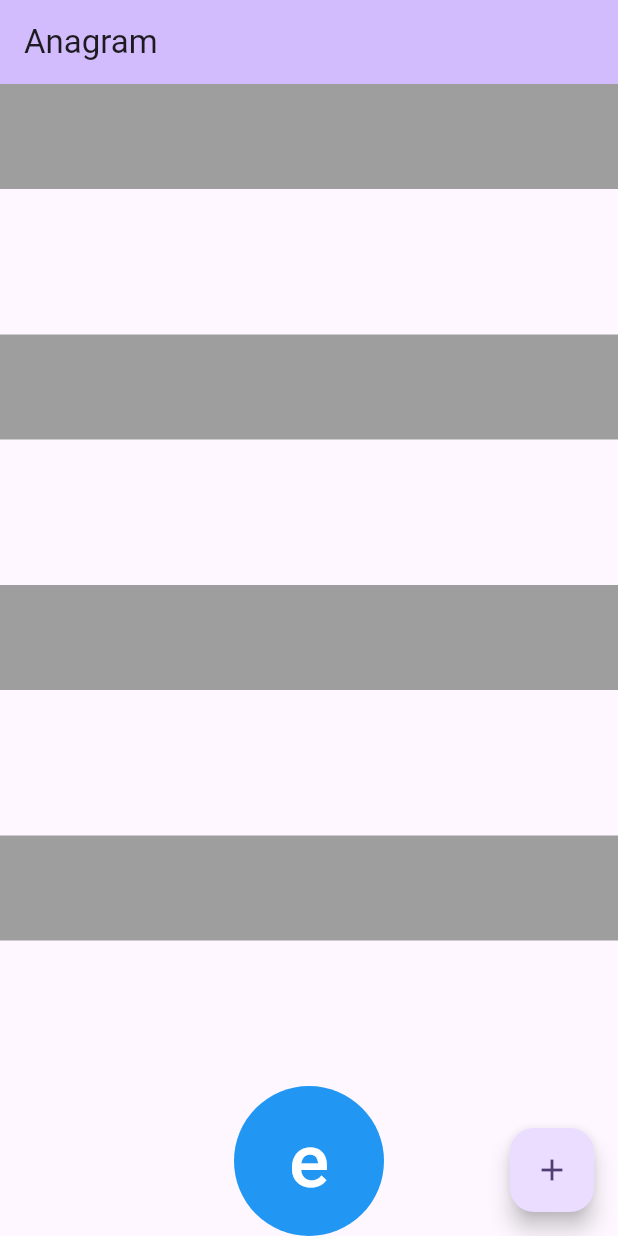
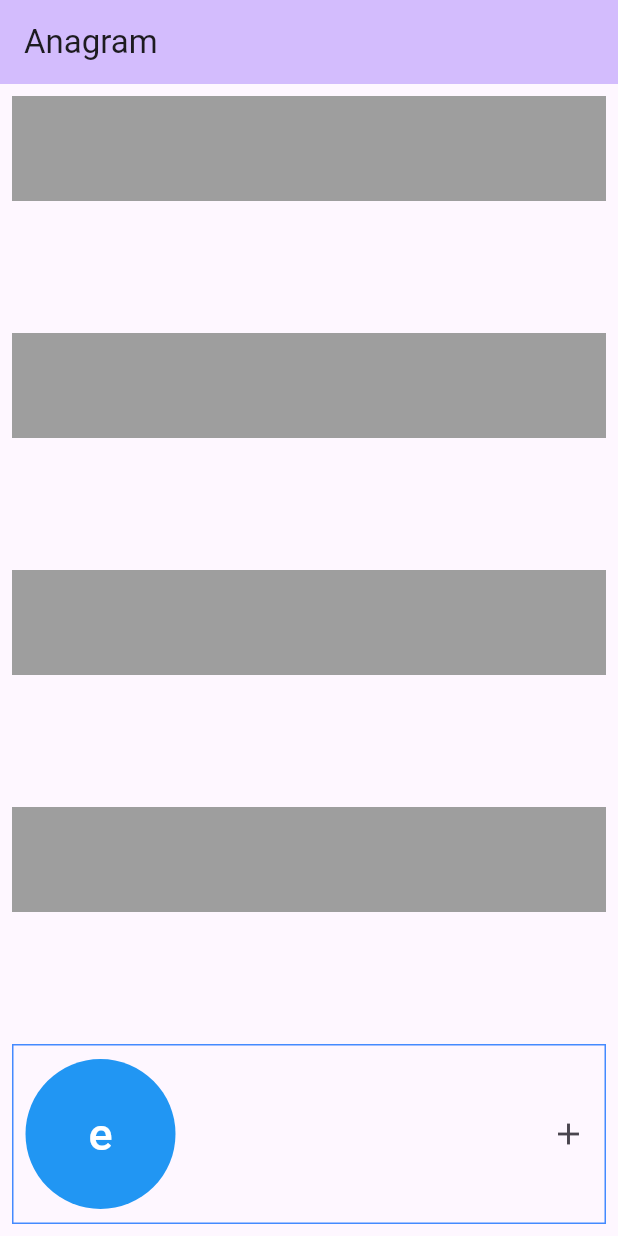
Before and after one commit to gillesbonnetpro/anagram, a Flutter app: the screen it shows after launch, after a tap on the "add" icon, on a phone screen of 412 x 824 dp. Run offline on Flutter 3.47's test engine with Material 3 defaults, Android fonts, the phone set to English and light mode, and no system bars.

Commit message:
picker ext

```diff
--- a/anagram/lib/main.dart
+++ b/anagram/lib/main.dart
@@ -1,5 +1,6 @@
 import 'dart:math';
 
+import 'package:anagram/picker.dart';
 import 'package:anagram/wordLine.dart';
 import 'package:anagram/pastille.dart';
 import 'package:flutter/material.dart';
@@ -35,9 +36,8 @@ class MyHomePage extends StatefulWidget {
 }
 
 class _MyHomePageState extends State<MyHomePage> {
-  List<Pastille> pastList = [];
-  List<Pastille> accepted = [];
-  List<String> letters = ['a', 'b', 'c', 'd', 'e', 'f', 'g', 'h'];
+  /*List<Pastille> accepted = [];*/
+
   @override
   Widget build(BuildContext context) {
     return Scaffold(
@@ -45,54 +45,21 @@ class _MyHomePageState extends State<MyHomePage> {
         backgroundColor: Theme.of(context).colorScheme.inversePrimary,
         title: Text(widget.title),
       ),
-      body: Center(
+      body: const Center(
         child: Column(
           mainAxisAlignment: MainAxisAlignment.spaceBetween,
-          children: [
-            const WordLine(),
-            const WordLine(),
-            const WordLine(),
-            const WordLine(),
-            Row(
-              mainAxisAlignment: MainAxisAlignment.center,
-              children: pastList
-                  .map(
-                    (pastille) => Draggable<Pastille>(
-                      data: pastille,
-                      feedback: pastille,
-                      childWhenDragging: Opacity(
-                        opacity: 0.5,
-                        child: pastille,
-                      ),
-                      child: pastille,
-                      onDragCompleted: () {
-                        setState(() {
-                          pastList.removeWhere((past) => past == pastille);
-                        });
-                      },
-                    ),
-                  )
-                  .toList(),
-            ),
-          ],
+          mainAxisSize: MainAxisSize.max,
+          crossAxisAlignment: CrossAxisAlignment.stretch,
+          children: [WordLine(), WordLine(), WordLine(), WordLine(), Picker()],
         ),
       ),
+      /*
       floatingActionButton: FloatingActionButton(
-        onPressed: () {
-          int rnd = Random().nextInt(letters.length);
-          setState(() {
-            pastList.add(
-              Pastille(
-                lettre: letters[rnd],
-                color: Colors.blue,
-                key: UniqueKey(),
-              ),
-            );
-          });
-        },
+        onPressed: null,
         tooltip: 'Increment',
         child: const Icon(Icons.add),
       ),
+      */
     );
   }
 }
--- a/anagram/lib/pastille.dart
+++ b/anagram/lib/pastille.dart
@@ -11,9 +11,11 @@ class Pastille extends StatelessWidget {
     TextStyle style = const TextStyle(
         color: Colors.white,
         fontWeight: FontWeight.w500,
-        fontSize: 50,
+        fontSize: 30,
         decoration: TextDecoration.none);
-    return Container(
+    return Padding(
+      padding: const EdgeInsets.all(8.0),
+      child: Container(
         width: 100.0,
         height: 100.0,
         decoration: BoxDecoration(
@@ -26,6 +28,7 @@ class Pastille extends StatelessWidget {
             style: style,
           ),
         ),
+      ),
     );
   }
 }
--- /dev/null
+++ b/anagram/lib/picker.dart
@@ -0,0 +1,69 @@
+import 'dart:math';
+
+import 'package:anagram/pastille.dart';
+import 'package:flutter/material.dart';
+
+class Picker extends StatefulWidget {
+  const Picker({super.key});
+
+  @override
+  State<Picker> createState() => _PickerState();
+}
+
+class _PickerState extends State<Picker> {
+  final List<Pastille> pastList = [];
+  List<String> letters = ['a', 'b', 'c', 'd', 'e', 'f', 'g', 'h'];
+
+  @override
+  Widget build(BuildContext context) {
+    return Padding(
+      padding: const EdgeInsets.all(8.0),
+      child: Container(
+        decoration: BoxDecoration(border: Border.all(color: Colors.blueAccent)),
+        height: 120,
+        child: Row(
+          mainAxisAlignment: MainAxisAlignment.spaceBetween,
+          mainAxisSize: MainAxisSize.max,
+          children: [
+            Row(
+              mainAxisSize: MainAxisSize.min,
+              mainAxisAlignment: MainAxisAlignment.start,
+              children: pastList
+                  .map(
+                    (pastille) => Draggable<Pastille>(
+                      data: pastille,
+                      feedback: pastille,
+                      childWhenDragging: Opacity(
+                        opacity: 0.5,
+                        child: pastille,
+                      ),
+                      child: pastille,
+                      onDragCompleted: () {
+                        setState(() {
+                          pastList.removeWhere((past) => past == pastille);
+                        });
+                      },
+                    ),
+                  )
+                  .toList(),
+            ),
+            IconButton(
+                onPressed: () {
+                  int rnd = Random().nextInt(letters.length);
+                  setState(() {
+                    pastList.add(
+                      Pastille(
+                        lettre: letters[rnd],
+                        color: Colors.blue,
+                        key: UniqueKey(),
+                      ),
+                    );
+                  });
+                },
+                icon: const Icon(Icons.add))
+          ],
+        ),
+      ),
+    );
+  }
+}
--- a/anagram/lib/wordLine.dart
+++ b/anagram/lib/wordLine.dart
@@ -14,7 +14,9 @@ class _WordLineState extends State<WordLine> {
 
   @override
   Widget build(BuildContext context) {
-    return DragTarget<Pastille>(
+    return Padding(
+      padding: const EdgeInsets.all(8.0),
+      child: DragTarget<Pastille>(
         onWillAccept: (pastille) => accepted.length < 6,
         onAccept: (pastille) => setState(() {
           accepted.add(pastille);
@@ -47,6 +49,7 @@ class _WordLineState extends State<WordLine> {
                 .toList(),
           ),
         ),
+      ),
     );
   }
 }
```
Lines whose indentation alone changed are shown as unchanged.
